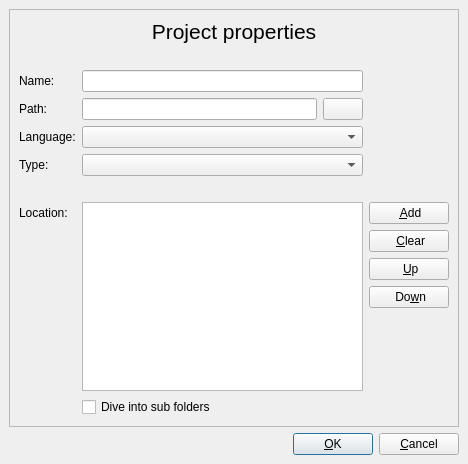
This is pootling/ui/NewProject.ui in cc-archive/pootle as Qt 5 draws it before an edit. The edited form follows.
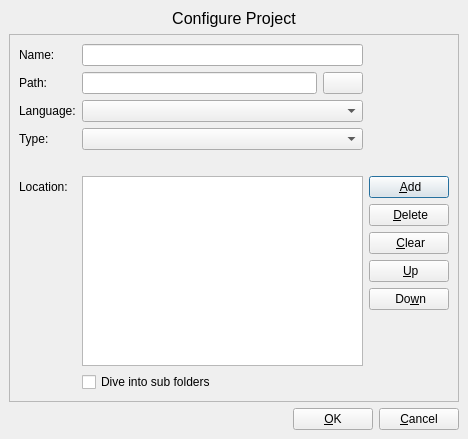
This is the edited form. Icons and pictures are not drawn.

Commit message: Move code from CatalogSetting to NewProject. Add project properties (which use to be catalog setting). Recode and rename object's name in NewProject.

```diff
--- a/pootling/ui/NewProject.ui
+++ b/pootling/ui/NewProject.ui
@@ -6,7 +6,7 @@
     <x>0</x>
     <y>0</y>
     <width>468</width>
-    <height>464</height>
+    <height>439</height>
    </rect>
   </property>
   <property name="windowTitle" >
@@ -19,60 +19,7 @@
    <property name="spacing" >
     <number>6</number>
    </property>
-   <item row="1" column="0" >
-    <spacer>
-     <property name="orientation" >
-      <enum>Qt::Horizontal</enum>
-     </property>
-     <property name="sizeHint" >
-      <size>
-       <width>40</width>
-       <height>20</height>
-      </size>
-     </property>
-    </spacer>
-   </item>
-   <item row="1" column="1" >
-    <layout class="QHBoxLayout" >
-     <property name="margin" >
-      <number>0</number>
-     </property>
-     <property name="spacing" >
-      <number>6</number>
-     </property>
-     <item>
-      <widget class="QPushButton" name="btnFinish" >
-       <property name="sizePolicy" >
-        <sizepolicy>
-         <hsizetype>4</hsizetype>
-         <vsizetype>0</vsizetype>
-         <horstretch>0</horstretch>
-         <verstretch>0</verstretch>
-        </sizepolicy>
-       </property>
-       <property name="text" >
-        <string>&amp;OK</string>
-       </property>
-      </widget>
-     </item>
-     <item>
-      <widget class="QPushButton" name="btnCancel" >
-       <property name="sizePolicy" >
-        <sizepolicy>
-         <hsizetype>4</hsizetype>
-         <vsizetype>0</vsizetype>
-         <horstretch>0</horstretch>
-         <verstretch>0</verstretch>
-        </sizepolicy>
-       </property>
-       <property name="text" >
-        <string>&amp;Cancel</string>
-       </property>
-      </widget>
-     </item>
-    </layout>
-   </item>
-   <item row="0" column="0" colspan="2" >
+   <item row="1" column="0" colspan="2" >
     <widget class="QFrame" name="frame_2" >
      <property name="frameShape" >
       <enum>QFrame::StyledPanel</enum>
@@ -87,7 +34,7 @@
       <property name="spacing" >
        <number>6</number>
       </property>
-      <item row="6" column="1" >
+      <item row="4" column="1" >
        <spacer>
         <property name="orientation" >
          <enum>Qt::Vertical</enum>
@@ -103,31 +50,7 @@
         </property>
        </spacer>
       </item>
-      <item row="10" column="3" >
-       <widget class="QPushButton" name="btnMoveDown" >
-        <property name="sizePolicy" >
-         <sizepolicy>
-          <hsizetype>4</hsizetype>
-          <vsizetype>0</vsizetype>
-          <horstretch>0</horstretch>
-          <verstretch>0</verstretch>
-         </sizepolicy>
-        </property>
-        <property name="toolTip" >
-         <string>move down</string>
-        </property>
-        <property name="whatsThis" >
-         <string>You can move iterm in listwidget from down to up .</string>
-        </property>
-        <property name="text" >
-         <string> Do&amp;wn</string>
-        </property>
-        <property name="icon" >
-         <iconset>../images/down.png</iconset>
-        </property>
-       </widget>
-      </item>
-      <item row="7" column="3" >
+      <item row="5" column="3" >
        <widget class="QPushButton" name="btnAdd" >
         <property name="toolTip" >
          <string>Add TM</string>
@@ -143,93 +66,45 @@
         </property>
        </widget>
       </item>
-      <item row="8" column="3" >
-       <widget class="QPushButton" name="btnClear" >
+      <item rowspan="6" row="5" column="1" colspan="2" >
+       <widget class="QListWidget" name="listLocation" >
         <property name="toolTip" >
          <string>clear list</string>
         </property>
-        <property name="whatsThis" >
-         <string>You can clear everything in listwidget .</string>
-        </property>
-        <property name="text" >
-         <string> &amp;Clear</string>
-        </property>
-        <property name="icon" >
-         <iconset>../images/eraser.png</iconset>
-        </property>
        </widget>
       </item>
-      <item row="9" column="3" >
-       <widget class="QPushButton" name="btnMoveUp" >
+      <item row="2" column="1" colspan="2" >
+       <widget class="QComboBox" name="comboLanguage" >
         <property name="toolTip" >
          <string>move up</string>
         </property>
-        <property name="whatsThis" >
-         <string>You can move iterm in listwidget from up to down </string>
-        </property>
-        <property name="text" >
-         <string> &amp;Up</string>
-        </property>
-        <property name="icon" >
-         <iconset>../images/up.png</iconset>
-        </property>
        </widget>
       </item>
-      <item rowspan="2" row="11" column="3" >
-       <spacer>
-        <property name="orientation" >
-         <enum>Qt::Vertical</enum>
-        </property>
-        <property name="sizeHint" >
-         <size>
-          <width>20</width>
-          <height>81</height>
-         </size>
-        </property>
-       </spacer>
-      </item>
-      <item rowspan="5" row="7" column="1" colspan="2" >
-       <widget class="QListWidget" name="listWidget" >
-        <property name="whatsThis" >
-         <string>Listwidget is displayed items from user add files or folders.</string>
-        </property>
-       </widget>
-      </item>
-      <item row="4" column="1" colspan="2" >
-       <widget class="QComboBox" name="cbxLanguages" >
-        <property name="statusTip" >
-         <string/>
-        </property>
-        <property name="whatsThis" >
-         <string>Choose the localized language into which your project is going to translate.</string>
-        </property>
-       </widget>
-      </item>
-      <item row="5" column="0" >
+      <item row="3" column="0" >
        <widget class="QLabel" name="lblprojecttype" >
         <property name="text" >
          <string>Type:</string>
         </property>
        </widget>
       </item>
-      <item row="2" column="0" >
+      <item row="0" column="0" >
        <widget class="QLabel" name="lbllabel" >
         <property name="text" >
          <string>Name:</string>
         </property>
        </widget>
       </item>
-      <item row="5" column="1" colspan="2" >
-       <widget class="QComboBox" name="cbxProject" />
+      <item row="3" column="1" colspan="2" >
+       <widget class="QComboBox" name="comboProject" />
       </item>
-      <item row="4" column="0" >
+      <item row="2" column="0" >
        <widget class="QLabel" name="lbllanguage" >
         <property name="text" >
          <string>Language:</string>
         </property>
        </widget>
       </item>
-      <item row="3" column="0" >
+      <item row="1" column="0" >
        <widget class="QLabel" name="lblConfigurationfile" >
         <property name="statusTip" >
          <string>This is where your project is located. </string>
@@ -239,30 +114,30 @@
         </property>
        </widget>
       </item>
-      <item row="2" column="1" colspan="2" >
-       <widget class="QLineEdit" name="projectName" >
-        <property name="whatsThis" >
-         <string>Project name is an identification of project name for you. it is shown in project path.</string>
+      <item row="0" column="1" colspan="2" >
+       <widget class="QLineEdit" name="entryName" >
+        <property name="toolTip" >
+         <string>The name of your project.</string>
         </property>
         <property name="text" >
          <string/>
         </property>
        </widget>
       </item>
-      <item row="12" column="1" colspan="2" >
-       <widget class="QCheckBox" name="chbDiveIntoSubfolders" >
-        <property name="whatsThis" >
-         <string>Checked/Unchecked of Dive into Subfolders to display files as sub of main folders</string>
+      <item row="11" column="1" colspan="2" >
+       <widget class="QCheckBox" name="checkIncludeSub" >
+        <property name="toolTip" >
+         <string>Check to include sub folders in each location.</string>
         </property>
         <property name="text" >
          <string>Dive into sub folders</string>
         </property>
        </widget>
       </item>
-      <item row="3" column="1" >
-       <widget class="QLineEdit" name="configurationFile" >
-        <property name="whatsThis" >
-         <string>This is where your project is located. </string>
+      <item row="1" column="1" >
+       <widget class="QLineEdit" name="entryPath" >
+        <property name="toolTip" >
+         <string>The place where you store your project file.</string>
         </property>
         <property name="text" >
          <string/>
@@ -272,7 +147,7 @@
         </property>
        </widget>
       </item>
-      <item row="3" column="2" >
+      <item row="1" column="2" >
        <widget class="QPushButton" name="btnBrowse" >
         <property name="sizePolicy" >
          <sizepolicy>
@@ -293,7 +168,7 @@
         </property>
        </widget>
       </item>
-      <item row="7" column="0" >
+      <item row="5" column="0" >
        <widget class="QLabel" name="label" >
         <property name="sizePolicy" >
          <sizepolicy>
@@ -314,48 +189,162 @@
         </property>
        </widget>
       </item>
-      <item row="0" column="0" colspan="4" >
-       <widget class="QLabel" name="lblProjectwizard" >
-        <property name="sizePolicy" >
-         <sizepolicy>
-          <hsizetype>5</hsizetype>
-          <vsizetype>4</vsizetype>
-          <horstretch>0</horstretch>
-          <verstretch>0</verstretch>
-         </sizepolicy>
-        </property>
-        <property name="font" >
-         <font>
-          <pointsize>16</pointsize>
-         </font>
-        </property>
-        <property name="text" >
-         <string>Project properties</string>
-        </property>
-        <property name="alignment" >
-         <set>Qt::AlignCenter</set>
-        </property>
-       </widget>
-      </item>
-      <item row="1" column="1" >
+      <item rowspan="2" row="10" column="3" >
        <spacer>
         <property name="orientation" >
          <enum>Qt::Vertical</enum>
         </property>
-        <property name="sizeType" >
-         <enum>QSizePolicy::Fixed</enum>
-        </property>
         <property name="sizeHint" >
          <size>
-          <width>20</width>
-          <height>20</height>
+          <width>65</width>
+          <height>31</height>
          </size>
         </property>
        </spacer>
       </item>
+      <item row="9" column="3" >
+       <widget class="QPushButton" name="btnMoveDown" >
+        <property name="toolTip" >
+         <string>Move down</string>
+        </property>
+        <property name="whatsThis" >
+         <string/>
+        </property>
+        <property name="text" >
+         <string> Do&amp;wn</string>
+        </property>
+        <property name="icon" >
+         <iconset>../images/down.png</iconset>
+        </property>
+       </widget>
+      </item>
+      <item row="8" column="3" >
+       <widget class="QPushButton" name="btnMoveUp" >
+        <property name="toolTip" >
+         <string>Move up</string>
+        </property>
+        <property name="whatsThis" >
+         <string/>
+        </property>
+        <property name="text" >
+         <string> &amp;Up</string>
+        </property>
+        <property name="icon" >
+         <iconset>../images/up.png</iconset>
+        </property>
+       </widget>
+      </item>
+      <item row="6" column="3" >
+       <widget class="QPushButton" name="btnDelete" >
+        <property name="toolTip" >
+         <string>Delete catalog file or folder</string>
+        </property>
+        <property name="whatsThis" >
+         <string/>
+        </property>
+        <property name="text" >
+         <string> &amp;Delete</string>
+        </property>
+        <property name="icon" >
+         <iconset>../images/removeTM.png</iconset>
+        </property>
+       </widget>
+      </item>
+      <item row="7" column="3" >
+       <widget class="QPushButton" name="btnClear" >
+        <property name="toolTip" >
+         <string>Clear list</string>
+        </property>
+        <property name="whatsThis" >
+         <string/>
+        </property>
+        <property name="text" >
+         <string> &amp;Clear</string>
+        </property>
+        <property name="icon" >
+         <iconset>../images/eraser.png</iconset>
+        </property>
+       </widget>
+      </item>
      </layout>
     </widget>
    </item>
+   <item row="0" column="0" colspan="2" >
+    <widget class="QLabel" name="lblProjectwizard" >
+     <property name="sizePolicy" >
+      <sizepolicy>
+       <hsizetype>5</hsizetype>
+       <vsizetype>4</vsizetype>
+       <horstretch>0</horstretch>
+       <verstretch>0</verstretch>
+      </sizepolicy>
+     </property>
+     <property name="font" >
+      <font>
+       <pointsize>12</pointsize>
+      </font>
+     </property>
+     <property name="text" >
+      <string>Configure Project</string>
+     </property>
+     <property name="alignment" >
+      <set>Qt::AlignCenter</set>
+     </property>
+    </widget>
+   </item>
+   <item row="2" column="1" >
+    <layout class="QHBoxLayout" >
+     <property name="margin" >
+      <number>0</number>
+     </property>
+     <property name="spacing" >
+      <number>6</number>
+     </property>
+     <item>
+      <widget class="QPushButton" name="btnOK" >
+       <property name="sizePolicy" >
+        <sizepolicy>
+         <hsizetype>4</hsizetype>
+         <vsizetype>0</vsizetype>
+         <horstretch>0</horstretch>
+         <verstretch>0</verstretch>
+        </sizepolicy>
+       </property>
+       <property name="text" >
+        <string>&amp;OK</string>
+       </property>
+      </widget>
+     </item>
+     <item>
+      <widget class="QPushButton" name="btnCancel" >
+       <property name="sizePolicy" >
+        <sizepolicy>
+         <hsizetype>4</hsizetype>
+         <vsizetype>0</vsizetype>
+         <horstretch>0</horstretch>
+         <verstretch>0</verstretch>
+        </sizepolicy>
+       </property>
+       <property name="text" >
+        <string>&amp;Cancel</string>
+       </property>
+      </widget>
+     </item>
+    </layout>
+   </item>
+   <item row="2" column="0" >
+    <spacer>
+     <property name="orientation" >
+      <enum>Qt::Horizontal</enum>
+     </property>
+     <property name="sizeHint" >
+      <size>
+       <width>40</width>
+       <height>20</height>
+      </size>
+     </property>
+    </spacer>
+   </item>
   </layout>
  </widget>
  <resources/>
```
Left out of the diff: 24 changed lines with no effect on the pictures. The commit also changes 9 other files.
